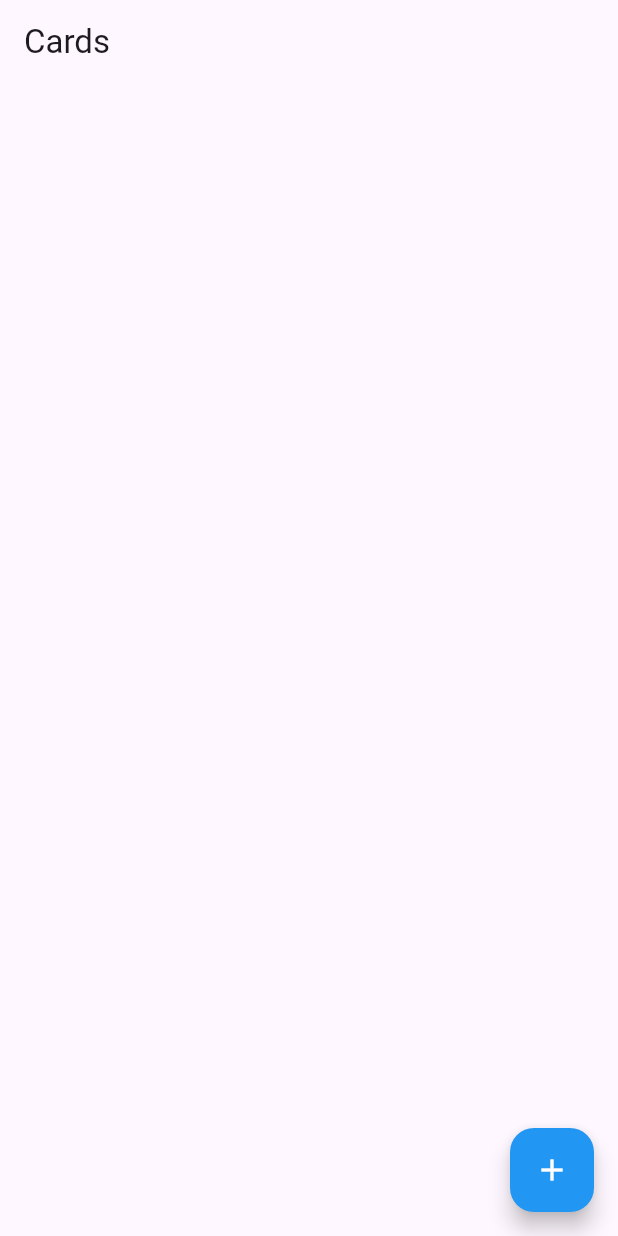
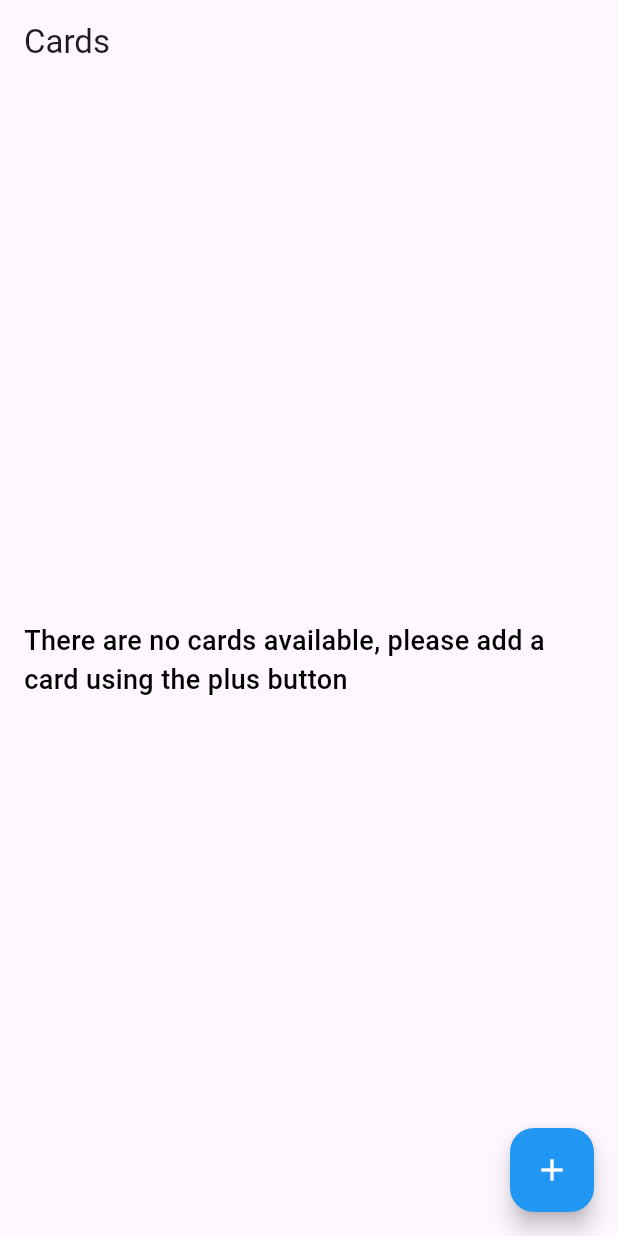
Before and after one commit to abdurakh1mov/task_taffakur, a Flutter app: the screen it shows after launch, on a phone screen of 412 x 824 dp. Run offline on Flutter 3.47's test engine with Material 3 defaults, Android fonts, the light colour scheme and no system bars; our stand-ins replace device_info_plus, flutter_bloc, flutter_colorpicker, flutter_svg, freezed_annotation, image_cropper and 2 more.

Commit message:
fix some bugs

```diff
--- a/lib/page/home_page.dart
+++ b/lib/page/home_page.dart
@@ -33,23 +33,44 @@ class HomePage extends StatelessWidget {
         title: const Text("Cards"),
       ),
       body: BlocBuilder<HomeBloc, HomeState>(builder: (context, state) {
+        return LayoutBuilder(builder: (context, constraints) {
           return SingleChildScrollView(
-          child: Column(
+              child: ((state.cards?.length ?? 0) != 0)
+                  ? Column(
                       children: [
+                        if ((state.cards?.length ?? 0) != 0)
                           for (int i = 0; i < (state.cards?.length ?? 0); i++)
                             CardItem(
+                              backgroundColor: state.cards?[i].backgroundColor,
+                              sendColor: (color) {},
                               blurDegree: state.cards?[i].blurDegree ?? 0.0,
                               cardNumber: "8600 1421 1249 1924",
                               expiredDate: "02/21",
                               fullName: "Satorov Bahodir",
                               isCreating: false,
-                  backgroundImage: state.cards?[i].cardBackgroundImage ?? "",
-                  backgroundImageFromStorage:
-                      state.cards?[i].cardBackgroundImageFromStorage,
+                              backgroundImage:
+                                  state.cards?[i].cardBackgroundImage ?? "",
+                              backgroundImageFromStorage: state
+                                  .cards?[i].cardBackgroundImageFromStorage,
                             )
                       ],
+                    )
+                  : Container(
+                      margin: const EdgeInsets.only(right: 16, left: 16),
+                      height: constraints.maxHeight,
+                      width: constraints.maxWidth,
+                      child: const Center(
+                        child: Text(
+                          "There are no cards available, please add a card using the plus button",
+                          style: TextStyle(
+                            fontSize: 18,
+                            fontWeight: FontWeight.w500,
+                            color: Colors.black,
                           ),
-        );
+                        ),
+                      ),
+                    ));
+        });
       }),
     );
   }
--- a/pubspec.yaml
+++ b/pubspec.yaml
@@ -30,6 +30,7 @@ environment:
 dependencies:
   build_runner: ^2.4.13
   cupertino_icons: ^1.0.8
+  device_info_plus: ^11.1.0
   flutter:
     sdk: flutter
   flutter_bloc: ^8.1.6
```
Also changed, not shown: lib/component/card_item.dart (+39 -16 lines), lib/helper/image_helper.dart (+20 -8 lines), lib/page/add_card_page.dart (+38 -30 lines), pubspec.lock, 3 other files. Lines whose indentation alone changed are shown as unchanged.
